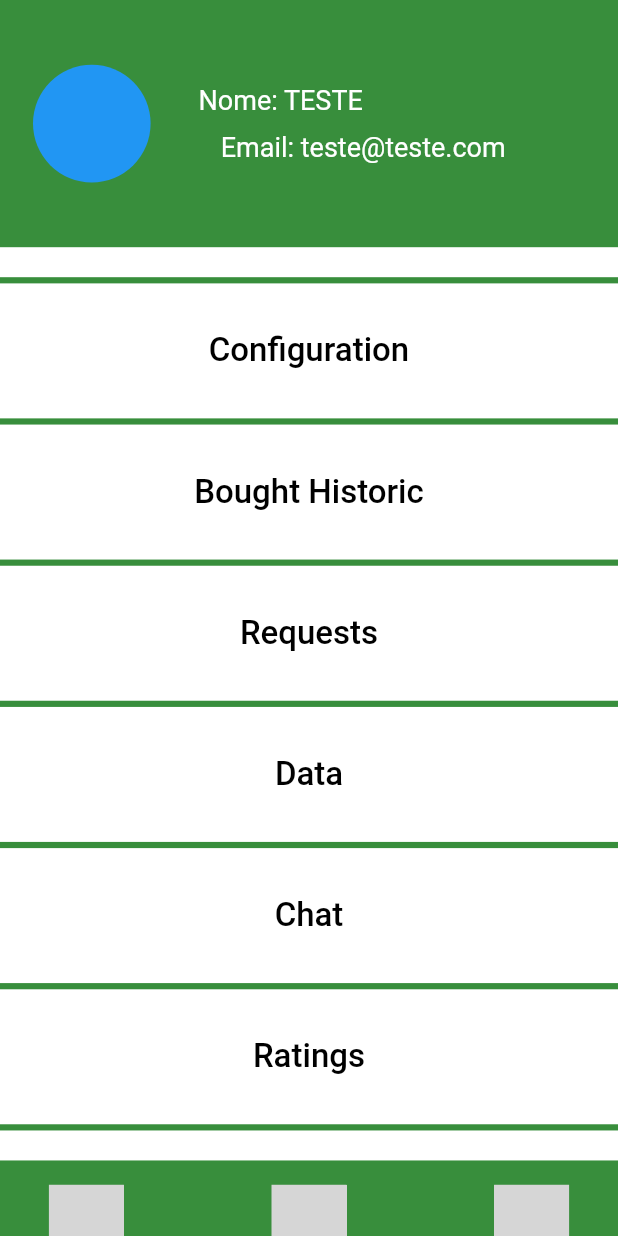
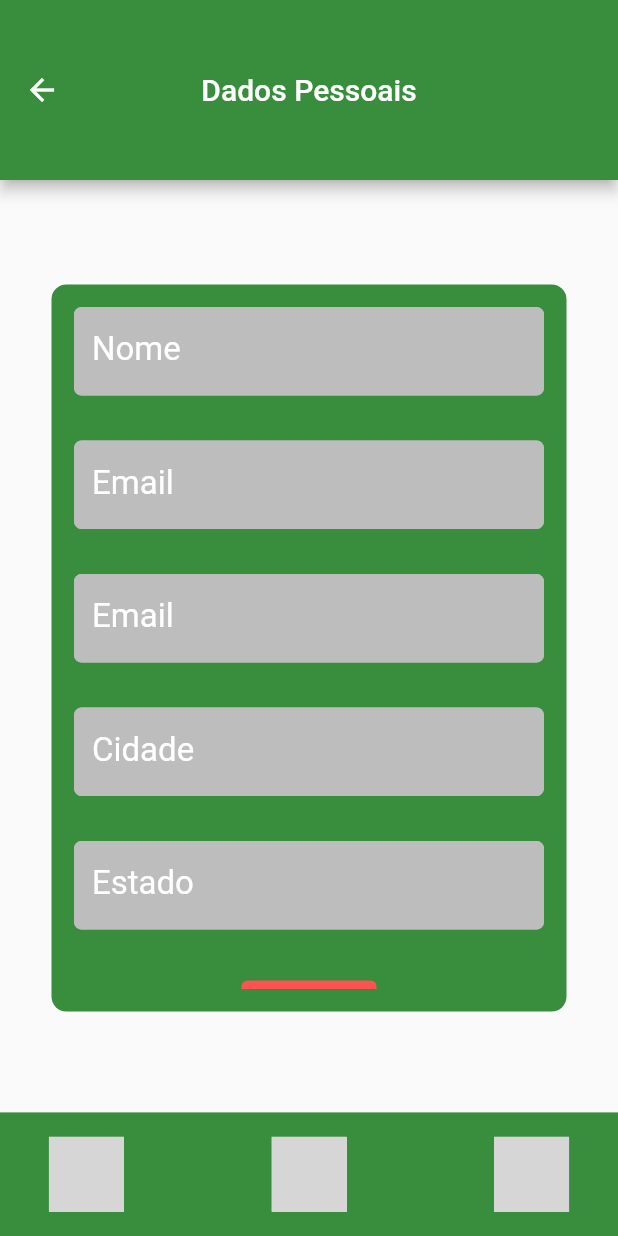
Before and after one commit to Gabriel-O-M-L/Organic_Food_app, a Flutter app: the UserScreen screen opened directly, after a tap on "Data", on a phone screen of 412 x 824 dp. Run offline on Flutter 3.47's test engine with Material 2 defaults, Android fonts, the phone set to English and light mode, and no system bars; our stand-ins replace flutter_modular, flutter_svg, geolocator, google_maps_flutter, localization, mobx; grey boxes are pictures that could not be loaded.

```diff
--- /dev/null
+++ b/lib/src/features/userSpace/presentation/page/currentLocalization.dart
@@ -0,0 +1,39 @@
+import 'package:flutter/material.dart';
+import 'package:geolocator/geolocator.dart';
+import 'package:google_maps_flutter/google_maps_flutter.dart';
+
+class MapActivity extends StatefulWidget {
+  @override
+  _MapActivityState createState() => _MapActivityState();
+}
+
+class _MapActivityState extends State<MapActivity> {
+  double? lat;
+  double? long;
+
+  Future<void> getCurrentLocation() async {
+    await Geolocator.requestPermission();
+    Position position = await Geolocator.getCurrentPosition(
+        desiredAccuracy: LocationAccuracy.high);
+    lat = position.latitude;
+    long = position.longitude;
+    print("Latitude: $lat and Longitude: $long");
+  }
+
+  @override
+  Widget build(BuildContext context) {
+    return Scaffold(
+      appBar: AppBar(
+        title: Text('Current Location'),
+      ),
+      body: Center(
+        child: ElevatedButton(
+          child: Text('Get Current Location'),
+          onPressed: () {
+            getCurrentLocation();
+          },
+        ),
+      ),
+    );
+  }
+}
--- /dev/null
+++ b/lib/src/features/userSpace/presentation/page/map.dart
@@ -0,0 +1,38 @@
+import 'dart:async';
+import 'package:flutter/material.dart';
+import 'package:google_maps_flutter/google_maps_flutter.dart';
+
+class MapSample extends StatefulWidget {
+  @override
+  State<MapSample> createState() => MapSampleState();
+}
+
+class MapSampleState extends State<MapSample> {
+  Completer<GoogleMapController> _controller = Completer();
+
+  static final Marker _kGooglePlexMarker = Marker(
+    markerId: MarkerId('_kGooglePlex'),
+    infoWindow: InfoWindow(title: 'Ciclovia'),
+    icon: BitmapDescriptor.defaultMarker,
+    position: LatLng(-15.88316491336524, -47.970479004757706),
+  );
+
+  static final CameraPosition _kGooglePlex = CameraPosition(
+    target: LatLng(-15.88316491336524, -47.970479004757706),
+    zoom: 14.4746,
+  );
+
+  @override
+  Widget build(BuildContext context) {
+    return new Scaffold(
+      body: GoogleMap(
+        mapType: MapType.normal,
+        markers: {_kGooglePlexMarker},
+        initialCameraPosition: _kGooglePlex,
+        onMapCreated: (GoogleMapController controller) {
+          _controller.complete(controller);
+        },
+      ),
+    );
+  }
+}
--- /dev/null
+++ b/lib/src/features/userSpace/presentation/page/personalData.dart
@@ -0,0 +1,253 @@
+import 'package:flutter/material.dart';
+import 'package:flutter_svg/svg.dart';
+import 'user.dart';
+import 'package:pdm/theme_manager.dart';
+
+const kGoogleApiKey = "AIzaSyDjVyvOsvS2qsb2_ASvIFZRhAR-tjQmc3I";
+
+class dadosPessoais extends StatefulWidget {
+  const dadosPessoais({Key? key}) : super(key: key);
+
+  @override
+  State<dadosPessoais> createState() => _dadosPessoaisState();
+}
+
+class _dadosPessoaisState extends State<dadosPessoais> {
+  TextEditingController nomeController = new TextEditingController();
+  TextEditingController emailController = new TextEditingController();
+  TextEditingController telefoneController = new TextEditingController();
+  TextEditingController cidadeController = new TextEditingController();
+  TextEditingController estadoController = new TextEditingController();
+
+  final itens = [
+    'Brasília',
+    'Guará',
+    'Recanto',
+    'Núcleo Bandeirante',
+    'Cruzeiro'
+  ];
+
+  String email = "";
+  String nome = "";
+  int numero = 0;
+  String cidade = "";
+  String estado = "";
+
+  @override
+  Widget _buildFooter() {
+    return Container(
+      color: const Color(0xff388E3C),
+      width: MediaQuery.of(context).size.width,
+      height: MediaQuery.of(context).size.height * 0.10,
+      child: Row(
+        mainAxisAlignment: MainAxisAlignment.center,
+        children: [
+          IconButton(
+            icon: SvgPicture.asset(
+              'lib/assets/images/casa.svg',
+            ),
+            iconSize: 50,
+            onPressed: (() => print('config')),
+          ),
+          SizedBox(width: MediaQuery.of(context).size.width * 0.2),
+          IconButton(
+            icon: SvgPicture.asset(
+              'lib/assets/images/pessoa.svg',
+            ),
+            iconSize: 50,
+            onPressed: (() => Navigator.push(
+                  context,
+                  MaterialPageRoute(builder: (context) => UserScreen()),
+                )),
+          ),
+          SizedBox(width: MediaQuery.of(context).size.width * 0.2),
+          IconButton(
+            icon: SvgPicture.asset(
+              'lib/assets/images/lupa.svg',
+            ),
+            iconSize: 50,
+            onPressed: (() => print('config')),
+          )
+        ],
+      ),
+    );
+  }
+
+  Widget build(BuildContext context) {
+    return SafeArea(
+      child: Scaffold(
+        appBar: AppBar(
+          toolbarHeight: 120,
+          title: Text("Dados Pessoais"),
+          centerTitle: true,
+          backgroundColor: Color(0xff388E3C),
+        ),
+        body: Center(
+          child: Column(
+            mainAxisAlignment: MainAxisAlignment.center,
+            children: [
+              Container(
+                margin: EdgeInsets.only(left: 20, right: 20, bottom: 80),
+                height: MediaQuery.of(context).size.height / 1.7,
+                width: MediaQuery.of(context).size.width / 1.2,
+                decoration: BoxDecoration(
+                  color: getTheme().colorScheme.primary,
+                  borderRadius: BorderRadius.circular(10),
+                ),
+                child: Padding(
+                  padding: EdgeInsets.all(15),
+                  child: ListView(
+                    children: [
+                      Column(
+                        mainAxisAlignment: MainAxisAlignment.center,
+                        children: [
+                          TextFormField(
+                            controller: nomeController,
+                            decoration: InputDecoration(
+                              labelText: "Nome",
+                              labelStyle: TextStyle(
+                                fontSize: 22,
+                                color: Color(0xffFFFFFF),
+                              ),
+                              filled: true,
+                              fillColor: Color(0xffBDBDBD),
+                              enabledBorder: OutlineInputBorder(
+                                borderRadius: BorderRadius.all(
+                                  Radius.circular(5),
+                                ),
+                                borderSide: BorderSide(
+                                  color: Color(0xffBDBDBD),
+                                  width: 2,
+                                ),
+                              ),
+                            ),
+                          ),
+                          SizedBox(
+                            height: 30,
+                          ),
+                          TextFormField(
+                            controller: emailController,
+                            decoration: InputDecoration(
+                              labelText: "Email",
+                              labelStyle: TextStyle(
+                                fontSize: 22,
+                                color: Color(0xffFFFFFF),
+                              ),
+                              filled: true,
+                              fillColor: Color(0xffBDBDBD),
+                              enabledBorder: OutlineInputBorder(
+                                borderRadius: BorderRadius.all(
+                                  Radius.circular(5),
+                                ),
+                                borderSide: BorderSide(
+                                  color: Color(0xffBDBDBD),
+                                  width: 2,
+                                ),
+                              ),
+                            ),
+                          ),
+                          SizedBox(
+                            height: 30,
+                          ),
+                          TextFormField(
+                            keyboardType: TextInputType.number,
+                            controller: telefoneController,
+                            decoration: InputDecoration(
+                              labelText: "Email",
+                              labelStyle: TextStyle(
+                                fontSize: 22,
+                                color: Color(0xffFFFFFF),
+                              ),
+                              filled: true,
+                              fillColor: Color(0xffBDBDBD),
+                              enabledBorder: OutlineInputBorder(
+                                borderRadius: BorderRadius.all(
+                                  Radius.circular(5),
+                                ),
+                                borderSide: BorderSide(
+                                  color: Color(0xffBDBDBD),
+                                  width: 2,
+                                ),
+                              ),
+                            ),
+                          ),
+                          SizedBox(
+                            height: 30,
+                          ),
+                          TextFormField(
+                            controller: cidadeController,
+                            decoration: InputDecoration(
+                              labelText: "Cidade",
+                              labelStyle: TextStyle(
+                                fontSize: 22,
+                                color: Color(0xffFFFFFF),
+                              ),
+                              filled: true,
+                              fillColor: Color(0xffBDBDBD),
+                              enabledBorder: OutlineInputBorder(
+                                borderRadius: BorderRadius.all(
+                                  Radius.circular(5),
+                                ),
+                                borderSide: BorderSide(
+                                  color: Color(0xffBDBDBD),
+                                  width: 2,
+                                ),
+                              ),
+                            ),
+                          ),
+                          SizedBox(
+                            height: 30,
+                          ),
+                          TextFormField(
+                            controller: estadoController,
+                            decoration: InputDecoration(
+                              labelText: "Estado",
+                              labelStyle: TextStyle(
+                                fontSize: 22,
+                                color: Color(0xffFFFFFF),
+                              ),
+                              filled: true,
+                              fillColor: Color(0xffBDBDBD),
+                              enabledBorder: OutlineInputBorder(
+                                borderRadius: BorderRadius.all(
+                                  Radius.circular(5),
+                                ),
+                                borderSide: BorderSide(
+                                  color: Color(0xffBDBDBD),
+                                  width: 2,
+                                ),
+                              ),
+                            ),
+                          ),
+                          SizedBox(
+                            height: 30,
+                          ),
+                          TextButton(
+                            onPressed: () => print("print"),
+                            style: TextButton.styleFrom(
+                              backgroundColor: const Color(0xffFF5252),
+                              fixedSize: const Size(90, 40),
+                              primary: Colors.black,
+                            ),
+                            child: const Text(
+                              "Cadastrar",
+                              style: TextStyle(
+                                color: Color(0xffFFFFFF),
+                                fontSize: 16,
+                              ),
+                            ),
+                          ),
+                        ],
+                      ),
+                    ],
+                  ),
+                ),
+              ),
+            ],
+          ),
+        ),
+        bottomSheet: _buildFooter(),
+      ),
+    );
+  }
+}
--- a/lib/src/features/userSpace/presentation/page/user.dart
+++ b/lib/src/features/userSpace/presentation/page/user.dart
@@ -7,6 +7,7 @@ import 'package:http/http.dart' as http;
 import 'package:pdm/src/features/search/presentation/view/page/search.dart';
 import 'package:localization/localization.dart';
 import 'package:pdm/theme_manager.dart';
+import 'personalData.dart';
 
 import 'config.dart';
 
@@ -59,7 +60,10 @@ class _UserScreenState extends State<UserScreen> {
 
   Widget get _buildDados {
     return TextButton(
-      onPressed: (() => print('data'.i18n())),
+      onPressed: (() => Navigator.push(
+            context,
+            MaterialPageRoute(builder: (context) => dadosPessoais()),
+          )),
       style: TextButton.styleFrom(
         primary: getTheme().colorScheme.onPrimaryContainer,
         minimumSize: const Size.fromHeight(50),
--- a/pubspec.yaml
+++ b/pubspec.yaml
@@ -26,6 +26,9 @@ dependencies:
   mobx: ^2.0.6+1
   flutter_mobx: ^2.0.4
   google_maps_flutter: ^2.1.3
+  geocoder2: ^1.1.0
+  geocoding: ^2.0.4
+  geolocator: ^8.2.1
 
 dev_dependencies:
   flutter_test:
```
Also changed, not shown: pubspec.lock, 3 other files.
